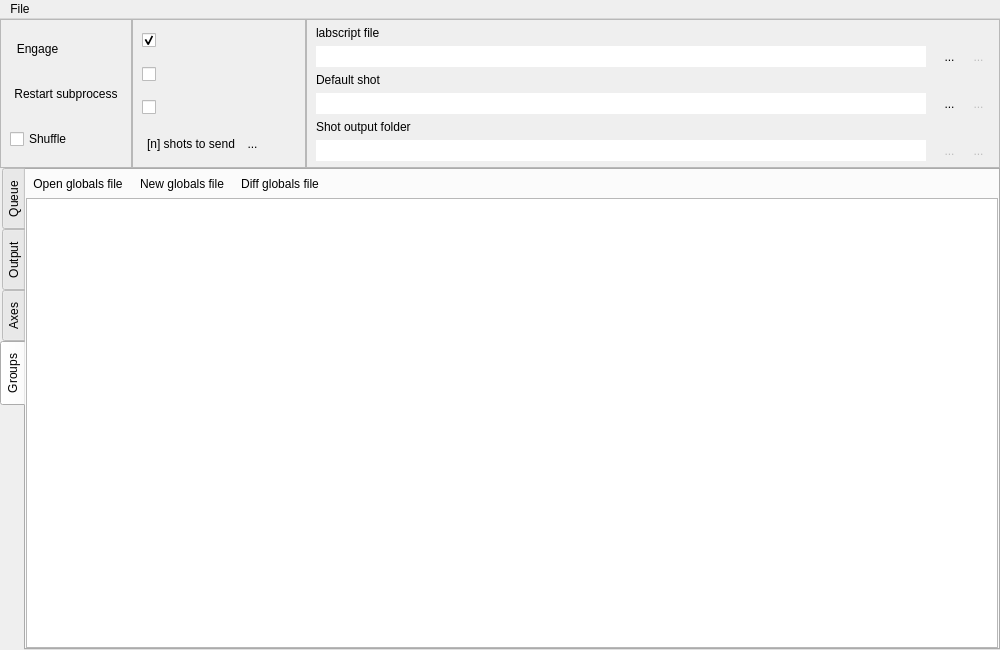
The window that runmanager/main.ui (spielman-group/runmanager) describes before a commit, drawn with Qt 5.
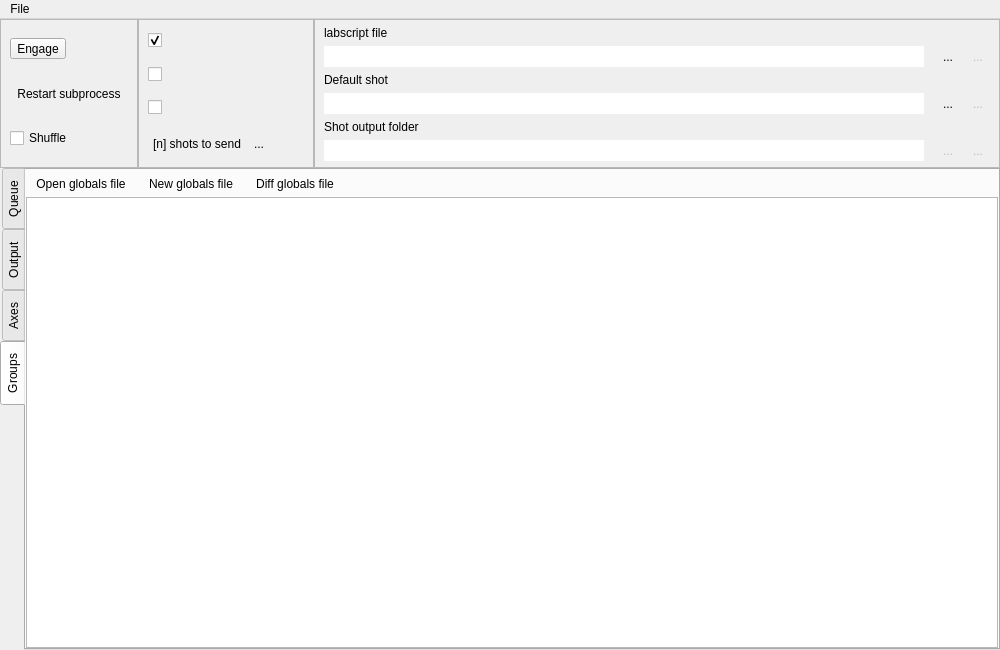
The same window after the commit. The open tabs and pages were chosen to show the change. Icons and pictures are not drawn. Custom widgets are drawn as their Qt base class.

Commit message: Draw the flat buttons with the Qt style instead of a style sheet

```diff
--- a/runmanager/main.ui
+++ b/runmanager/main.ui
@@ -24,73 +24,6 @@
    <bool>false</bool>
   </property>
   <widget class="QWidget" name="centralwidget">
-   <property name="styleSheet">
-    <string notr="true">QPushButton {
-     border: none;
-     padding: 4px;
- }
-
-QPushButton:hover {
-     background-color: qlineargradient(x1: 0, y1: 0, x2: 0, y2: 1,
-                                       stop: 0 palette(light), stop: 1 palette(window));
-     border: 1px solid palette(dark);
-     border-radius: 3px;
- }
-
- QPushButton:pressed {
-     background-color: qlineargradient(x1: 0, y1: 0, x2: 0, y2: 1,
-                                       stop: 0 palette(window), stop: 1 palette(light));
-     border: 1px solid palette(dark);
-     border-radius: 3px;
- }
-
-QPushButton:checked {
-     background-color: palette(highlight);
-     color: palette(highlighted-text);
-     border: 1px solid palette(dark);
-     border-radius: 3px;
- }
-
-QPushButton:hover:checked {
-     background-color: palette(highlight);
-     color: palette(highlighted-text);
-     border: 1px solid palette(highlighted-text);
-     border-radius: 3px;
- }
-
-QToolButton {
-     border: none;
-     padding: 2px;
- }
-
-QToolButton:hover {
-     background-color: qlineargradient(x1: 0, y1: 0, x2: 0, y2: 1,
-                                       stop: 0 palette(light), stop: 1 palette(window));
-     border: 1px solid palette(dark);
-     border-radius: 3px;
- }
-
- QToolButton:pressed {
-     background-color: qlineargradient(x1: 0, y1: 0, x2: 0, y2: 1,
-                                       stop: 0 palette(window), stop: 1 palette(light));
-     border: 1px solid palette(dark);
-     border-radius: 3px;
- }
-
-QToolButton:checked {
-     background-color: palette(window);
-     border: 1px solid palette(dark);
-     border-radius: 3px;
- }
-
-QToolButton:hover:checked {
-     background-color: qlineargradient(x1: 0, y1: 0, x2: 0, y2: 1,
-                                       stop: 0 palette(window), stop: 1 palette(light));
-     border: 1px solid palette(dark);
-     border-radius: 3px;
- }
-</string>
-   </property>
    <layout class="QVBoxLayout" name="verticalLayout">
     <property name="spacing">
      <number>0</number>
@@ -148,7 +81,7 @@
           </widget>
          </item>
          <item>
-          <widget class="QPushButton" name="pushButton_restart_subprocess">
+          <widget class="QToolButton" name="pushButton_restart_subprocess">
            <property name="focusPolicy">
             <enum>Qt::FocusPolicy::NoFocus</enum>
            </property>
@@ -162,6 +95,12 @@
             <iconset>
              <normaloff>:/qtutils/fugue/arrow-circle-135-left.png</normaloff>:/qtutils/fugue/arrow-circle-135-left.png</iconset>
            </property>
+           <property name="toolButtonStyle">
+            <enum>Qt::ToolButtonStyle::ToolButtonTextBesideIcon</enum>
+           </property>
+           <property name="autoRaise">
+            <bool>true</bool>
+           </property>
           </widget>
          </item>
          <item>
@@ -377,6 +316,9 @@
                <iconset>
                 <normaloff>:/qtutils/fugue/arrow-circle.png</normaloff>:/qtutils/fugue/arrow-circle.png</iconset>
               </property>
+              <property name="autoRaise">
+               <bool>true</bool>
+              </property>
              </widget>
             </item>
             <item>
@@ -391,6 +333,9 @@
                <iconset>
                 <normaloff>:/qtutils/fugue/minus.png</normaloff>:/qtutils/fugue/minus.png</iconset>
               </property>
+              <property name="autoRaise">
+               <bool>true</bool>
+              </property>
              </widget>
             </item>
            </layout>
@@ -448,6 +393,9 @@
             <iconset>
              <normaloff>:/qtutils/fugue/folder-open-document-text.png</normaloff>:/qtutils/fugue/folder-open-document-text.png</iconset>
            </property>
+           <property name="autoRaise">
+            <bool>true</bool>
+           </property>
           </widget>
          </item>
          <item row="1" column="5">
@@ -465,6 +413,9 @@
             <iconset>
              <normaloff>:/qtutils/custom/python-document.png</normaloff>:/qtutils/custom/python-document.png</iconset>
            </property>
+           <property name="autoRaise">
+            <bool>true</bool>
+           </property>
           </widget>
          </item>
          <item row="2" column="2">
@@ -562,6 +513,9 @@
             <iconset>
              <normaloff>:/qtutils/fugue/folder-horizontal-open.png</normaloff>:/qtutils/fugue/folder-horizontal-open.png</iconset>
            </property>
+           <property name="autoRaise">
+            <bool>true</bool>
+           </property>
           </widget>
          </item>
          <item row="5" column="5">
@@ -579,6 +533,9 @@
             <iconset>
              <normaloff>:/qtutils/fugue/arrow-turn-180-left.png</normaloff>:/qtutils/fugue/arrow-turn-180-left.png</iconset>
            </property>
+           <property name="autoRaise">
+            <bool>true</bool>
+           </property>
           </widget>
          </item>
          <item row="3" column="4">
@@ -596,6 +553,9 @@
             <iconset>
              <normaloff>:/qtutils/fugue/folder-open-document-text.png</normaloff>:/qtutils/fugue/folder-open-document-text.png</iconset>
            </property>
+           <property name="autoRaise">
+            <bool>true</bool>
+           </property>
           </widget>
          </item>
          <item row="3" column="5">
@@ -613,6 +573,9 @@
             <iconset>
              <normaloff>:/qtutils/custom/python-document.png</normaloff>:/qtutils/custom/python-document.png</iconset>
            </property>
+           <property name="autoRaise">
+            <bool>true</bool>
+           </property>
           </widget>
          </item>
          <item row="5" column="3">
@@ -962,7 +925,7 @@
            <number>3</number>
           </property>
           <item>
-           <widget class="QPushButton" name="pushButton_open_globals_file">
+           <widget class="QToolButton" name="pushButton_open_globals_file">
             <property name="focusPolicy">
              <enum>Qt::FocusPolicy::NoFocus</enum>
             </property>
@@ -976,10 +939,16 @@
              <iconset>
               <normaloff>:/qtutils/fugue/folder-open-table.png</normaloff>:/qtutils/fugue/folder-open-table.png</iconset>
             </property>
+            <property name="toolButtonStyle">
+             <enum>Qt::ToolButtonStyle::ToolButtonTextBesideIcon</enum>
+            </property>
+            <property name="autoRaise">
+             <bool>true</bool>
+            </property>
            </widget>
           </item>
           <item>
-           <widget class="QPushButton" name="pushButton_new_globals_file">
+           <widget class="QToolButton" name="pushButton_new_globals_file">
             <property name="focusPolicy">
              <enum>Qt::FocusPolicy::NoFocus</enum>
             </property>
@@ -993,10 +962,16 @@
              <iconset>
               <normaloff>:/qtutils/fugue/table--plus.png</normaloff>:/qtutils/fugue/table--plus.png</iconset>
             </property>
+            <property name="toolButtonStyle">
+             <enum>Qt::ToolButtonStyle::ToolButtonTextBesideIcon</enum>
+            </property>
+            <property name="autoRaise">
+             <bool>true</bool>
+            </property>
            </widget>
           </item>
           <item>
-           <widget class="QPushButton" name="pushButton_diff_globals_file">
+           <widget class="QToolButton" name="pushButton_diff_globals_file">
             <property name="focusPolicy">
              <enum>Qt::FocusPolicy::NoFocus</enum>
             </property>
@@ -1010,6 +985,12 @@
              <iconset>
               <normaloff>:/qtutils/fugue/tables.png</normaloff>:/qtutils/fugue/tables.png</iconset>
             </property>
+            <property name="toolButtonStyle">
+             <enum>Qt::ToolButtonStyle::ToolButtonTextBesideIcon</enum>
+            </property>
+            <property name="autoRaise">
+             <bool>true</bool>
+            </property>
            </widget>
           </item>
           <item>
```
Left out of the diff: 28 changed lines with no effect on the pictures. The commit also changes 1 other file.
